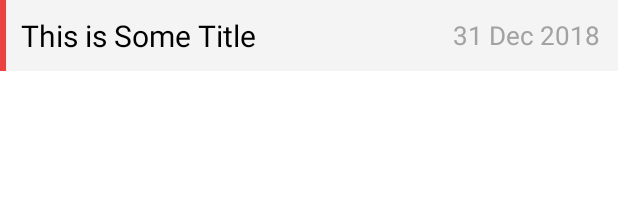
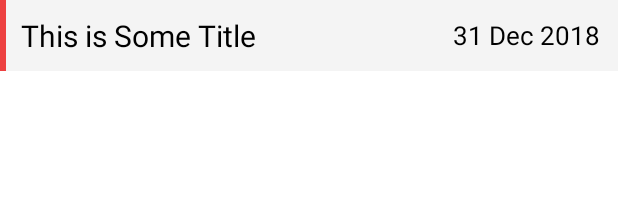
Before and after one commit to izzatismail/Rep-Tracker, an Android app: the layout layout_rep_list_item.xml on its own in the app's theme, with its tools: preview values and no code run, on a phone screen of 412 x 824 dp. Shown: the top 216 px of the screen. Run offline under Robolectric (Android 15) with nearby library versions, the phone set to English and light mode, and no system bars.

Commit message:
Accessibility Fixes

```diff
--- a/app/src/main/res/layout/layout_rep_list_item.xml
+++ b/app/src/main/res/layout/layout_rep_list_item.xml
@@ -32,6 +32,6 @@
         android:textSize="17sp"
         android:text="31 Dec 2018"
         android:padding="10dp"
-        android:textColor="@color/darkGrey"/>
+        android:textColor="@color/black"/>
 
 </LinearLayout>
--- a/app/src/main/res/values/strings.xml
+++ b/app/src/main/res/values/strings.xml
@@ -39,4 +39,8 @@
     <string name="no_data">Add your workout by clicking on the button</string>
     <string name="no_data_chart">Chart data unavailable. Please add at least 2 workout.</string>
     <string name="last_5">Last 5 Workouts</string>
+
+    <!--For Content Description-->
+    <string name="label_recyclerview">List of workouts</string>
+    <string name="label_fab">Button for adding workouts</string>
 </resources>
```
Also changed, not shown: app/src/main/res/layout/fragment_home.xml (+6 -4 lines).
